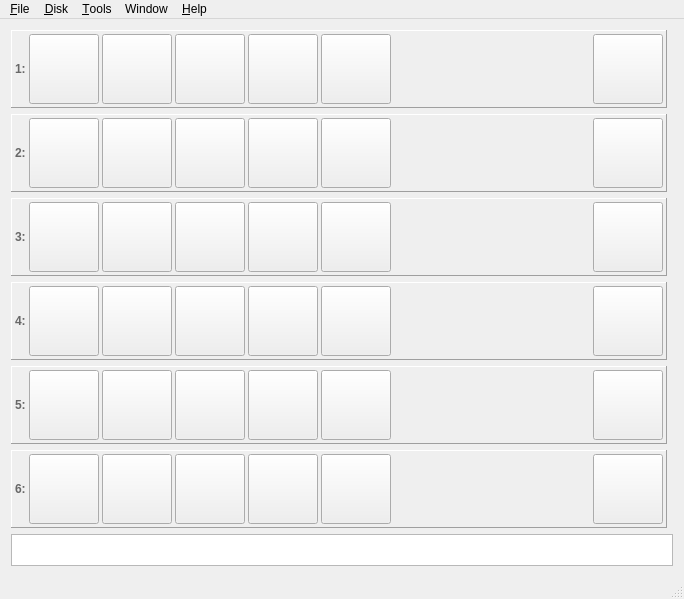
This is mainwindow.ui in greblus/aspeqt as Qt 5 draws it before an edit. The edited form follows.
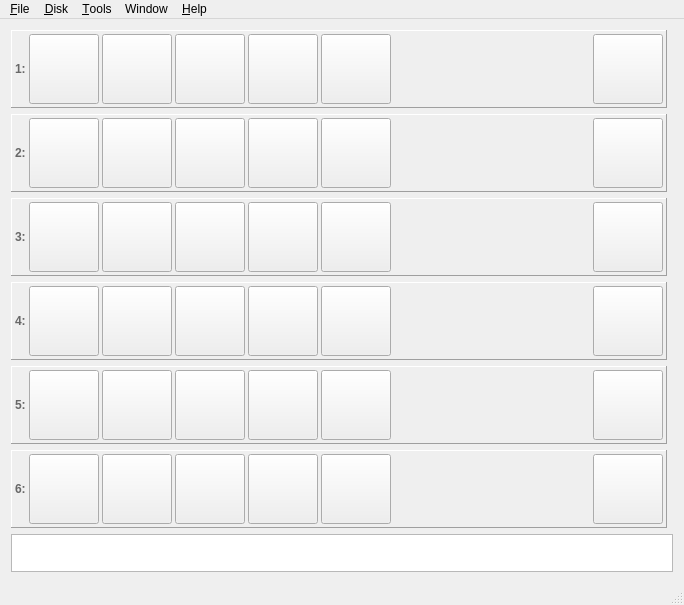
This is the edited form. Icons and pictures are not drawn.

Commit message: Hide vertical spacer only if ssize > 5".

The edit to the form file:
```diff
--- a/mainwindow.ui
+++ b/mainwindow.ui
@@ -10,7 +10,7 @@
     <x>0</x>
     <y>0</y>
     <width>684</width>
-    <height>461</height>
+    <height>605</height>
    </rect>
   </property>
   <property name="sizePolicy">
@@ -514,6 +514,46 @@
       </layout>
      </widget>
     </item>
+    <item row="7" column="0" colspan="2">
+     <widget class="QTextEdit" name="textEdit">
+      <property name="sizePolicy">
+       <sizepolicy hsizetype="Expanding" vsizetype="Expanding">
+        <horstretch>0</horstretch>
+        <verstretch>0</verstretch>
+       </sizepolicy>
+      </property>
+      <property name="minimumSize">
+       <size>
+        <width>0</width>
+        <height>32</height>
+       </size>
+      </property>
+      <property name="maximumSize">
+       <size>
+        <width>16777215</width>
+        <height>16777215</height>
+       </size>
+      </property>
+      <property name="sizeIncrement">
+       <size>
+        <width>0</width>
+        <height>0</height>
+       </size>
+      </property>
+      <property name="contextMenuPolicy">
+       <enum>Qt::DefaultContextMenu</enum>
+      </property>
+      <property name="verticalScrollBarPolicy">
+       <enum>Qt::ScrollBarAlwaysOff</enum>
+      </property>
+      <property name="horizontalScrollBarPolicy">
+       <enum>Qt::ScrollBarAlwaysOff</enum>
+      </property>
+      <property name="textInteractionFlags">
+       <set>Qt::NoTextInteraction</set>
+      </property>
+     </widget>
+    </item>
     <item row="6" column="0">
      <widget class="QFrame" name="horizontalFrame_6">
       <property name="enabled">
@@ -988,46 +1028,6 @@
       </layout>
      </widget>
     </item>
-    <item row="8" column="0" colspan="2">
-     <widget class="QTextEdit" name="textEdit">
-      <property name="sizePolicy">
-       <sizepolicy hsizetype="Expanding" vsizetype="Expanding">
-        <horstretch>0</horstretch>
-        <verstretch>0</verstretch>
-       </sizepolicy>
-      </property>
-      <property name="minimumSize">
-       <size>
-        <width>0</width>
-        <height>32</height>
-       </size>
-      </property>
-      <property name="maximumSize">
-       <size>
-        <width>16777215</width>
-        <height>80</height>
-       </size>
-      </property>
-      <property name="sizeIncrement">
-       <size>
-        <width>1</width>
-        <height>1</height>
-       </size>
-      </property>
-      <property name="contextMenuPolicy">
-       <enum>Qt::DefaultContextMenu</enum>
-      </property>
-      <property name="verticalScrollBarPolicy">
-       <enum>Qt::ScrollBarAlwaysOff</enum>
-      </property>
-      <property name="horizontalScrollBarPolicy">
-       <enum>Qt::ScrollBarAlwaysOff</enum>
-      </property>
-      <property name="textInteractionFlags">
-       <set>Qt::NoTextInteraction</set>
-      </property>
-     </widget>
-    </item>
     <item row="2" column="0">
      <widget class="QFrame" name="horizontalFrame_2">
       <property name="enabled">
@@ -2984,19 +2984,6 @@
       </layout>
      </widget>
     </item>
-    <item row="7" column="0">
-     <spacer name="verticalSpacer">
-      <property name="orientation">
-       <enum>Qt::Vertical</enum>
-      </property>
-      <property name="sizeHint" stdset="0">
-       <size>
-        <width>20</width>
-        <height>40</height>
-       </size>
-      </property>
-     </spacer>
-    </item>
     <item row="0" column="0">
      <spacer name="verticalSpacer_2">
       <property name="orientation">
@@ -3010,6 +2997,22 @@
       </property>
      </spacer>
     </item>
+    <item row="8" column="0">
+     <spacer name="verticalSpacer">
+      <property name="orientation">
+       <enum>Qt::Vertical</enum>
+      </property>
+      <property name="sizeType">
+       <enum>QSizePolicy::Expanding</enum>
+      </property>
+      <property name="sizeHint" stdset="0">
+       <size>
+        <width>20</width>
+        <height>0</height>
+       </size>
+      </property>
+     </spacer>
+    </item>
    </layout>
   </widget>
   <widget class="QMenuBar" name="menuBar">
```
The commit also changes 2 other files.
